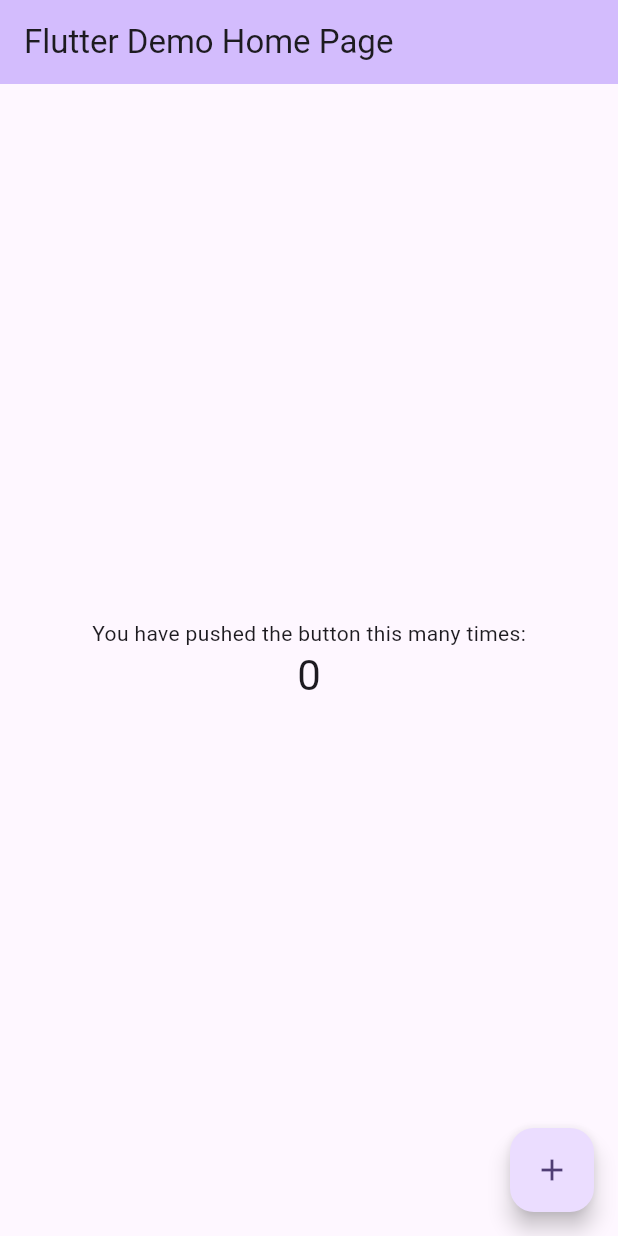
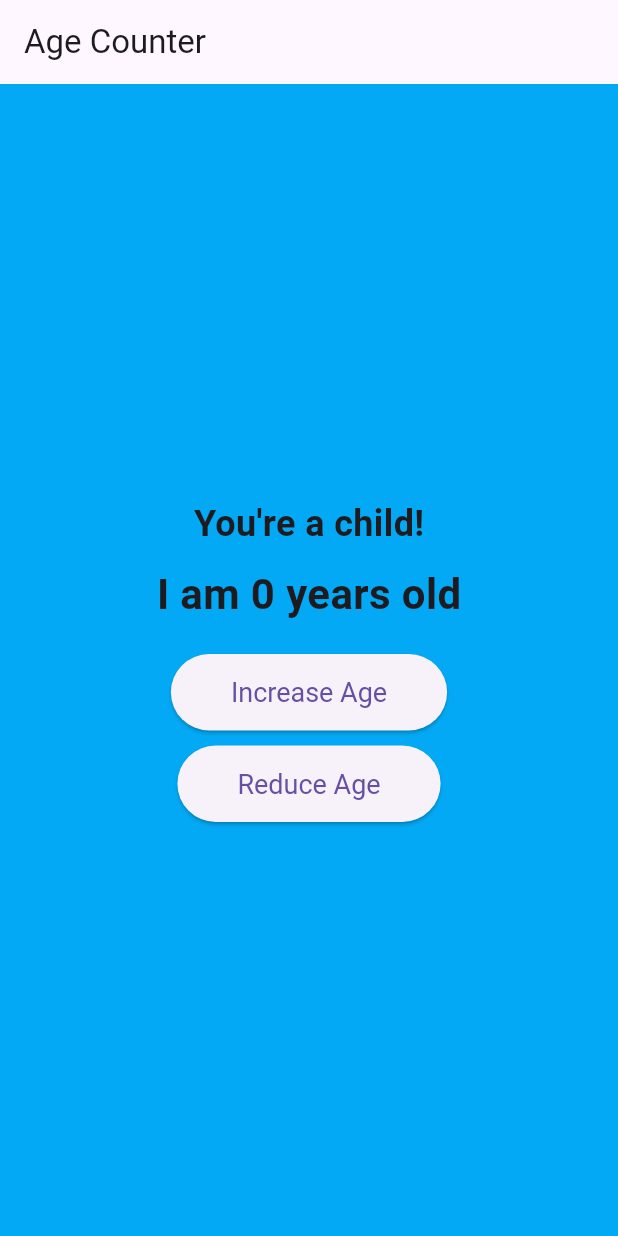
Before and after one commit to SamiAhmed007/AgeCounterApp, a Flutter app: the screen it shows after launch, on a phone screen of 412 x 824 dp. Run offline on Flutter 3.47's test engine with Material 3 defaults, Android fonts, the phone set to English and light mode, and no system bars.

Commit message:
Added all the features and function like colors with the specified age window

```diff
--- a/lib/main.dart
+++ b/lib/main.dart
@@ -1,125 +1,140 @@
 import 'package:flutter/material.dart';
+import 'package:provider/provider.dart';
 
 void main() {
-  runApp(const MyApp());
+  runApp(
+    ChangeNotifierProvider(
+      create: (context) => Counter(),
+      child: const MyApp(),
+    ),
+  );
+}
+
+class Counter with ChangeNotifier {
+  int value = 0;
+
+  void increment() {
+    value += 1;
+    notifyListeners();
+  }
+
+  void decrement() {
+    if (value > 0) {
+      value -= 1;
+      notifyListeners();
+    }
+  }
+
+  // Method to get the message and color based on age
+  String getMessage() {
+    if (value <= 12) {
+      return "You're a child!";
+    } else if (value <= 19) {
+      return "Teenager time!";
+    } else if (value <= 30) {
+      return "You're a young adult!";
+    } else if (value <= 50) {
+      return "You're an adult now!";
+    } else {
+      return "Golden years!";
+    }
+  }
+
+  Color getBackgroundColor() {
+    if (value <= 12) {
+      return Colors.lightBlue;
+    } else if (value <= 19) {
+      return Colors.lightGreen;
+    } else if (value <= 30) {
+      return Colors.yellowAccent;
+    } else if (value <= 50) {
+      return Colors.orange;
+    } else {
+      return Colors.grey;
+    }
+  }
 }
 
 class MyApp extends StatelessWidget {
   const MyApp({super.key});
 
-  // This widget is the root of your application.
   @override
   Widget build(BuildContext context) {
     return MaterialApp(
-      title: 'Flutter Demo',
+      title: 'Age Counter',
       theme: ThemeData(
-        // This is the theme of your application.
-        //
-        // TRY THIS: Try running your application with "flutter run". You'll see
-        // the application has a purple toolbar. Then, without quitting the app,
-        // try changing the seedColor in the colorScheme below to Colors.green
-        // and then invoke "hot reload" (save your changes or press the "hot
-        // reload" button in a Flutter-supported IDE, or press "r" if you used
-        // the command line to start the app).
-        //
-        // Notice that the counter didn't reset back to zero; the application
-        // state is not lost during the reload. To reset the state, use hot
-        // restart instead.
-        //
-        // This works for code too, not just values: Most code changes can be
-        // tested with just a hot reload.
-        colorScheme: ColorScheme.fromSeed(seedColor: Colors.deepPurple),
+        primarySwatch: Colors.blue,
         useMaterial3: true,
       ),
-      home: const MyHomePage(title: 'Flutter Demo Home Page'),
+      home: const MyHomePage(),
     );
   }
 }
 
-class MyHomePage extends StatefulWidget {
-  const MyHomePage({super.key, required this.title});
-
-  // This widget is the home page of your application. It is stateful, meaning
-  // that it has a State object (defined below) that contains fields that affect
-  // how it looks.
-
-  // This class is the configuration for the state. It holds the values (in this
-  // case the title) provided by the parent (in this case the App widget) and
-  // used by the build method of the State. Fields in a Widget subclass are
-  // always marked "final".
-
-  final String title;
-
-  @override
-  State<MyHomePage> createState() => _MyHomePageState();
-}
-
-class _MyHomePageState extends State<MyHomePage> {
-  int _counter = 0;
-
-  void _incrementCounter() {
-    setState(() {
-      // This call to setState tells the Flutter framework that something has
-      // changed in this State, which causes it to rerun the build method below
-      // so that the display can reflect the updated values. If we changed
-      // _counter without calling setState(), then the build method would not be
-      // called again, and so nothing would appear to happen.
-      _counter++;
-    });
-  }
+class MyHomePage extends StatelessWidget {
+  const MyHomePage({super.key});
 
   @override
   Widget build(BuildContext context) {
-    // This method is rerun every time setState is called, for instance as done
-    // by the _incrementCounter method above.
-    //
-    // The Flutter framework has been optimized to make rerunning build methods
-    // fast, so that you can just rebuild anything that needs updating rather
-    // than having to individually change instances of widgets.
     return Scaffold(
       appBar: AppBar(
-        // TRY THIS: Try changing the color here to a specific color (to
-        // Colors.amber, perhaps?) and trigger a hot reload to see the AppBar
-        // change color while the other colors stay the same.
-        backgroundColor: Theme.of(context).colorScheme.inversePrimary,
-        // Here we take the value from the MyHomePage object that was created by
-        // the App.build method, and use it to set our appbar title.
-        title: Text(widget.title),
+        title: const Text('Age Counter'),
       ),
-      body: Center(
-        // Center is a layout widget. It takes a single child and positions it
-        // in the middle of the parent.
-        child: Column(
-          // Column is also a layout widget. It takes a list of children and
-          // arranges them vertically. By default, it sizes itself to fit its
-          // children horizontally, and tries to be as tall as its parent.
-          //
-          // Column has various properties to control how it sizes itself and
-          // how it positions its children. Here we use mainAxisAlignment to
-          // center the children vertically; the main axis here is the vertical
-          // axis because Columns are vertical (the cross axis would be
-          // horizontal).
-          //
-          // TRY THIS: Invoke "debug painting" (choose the "Toggle Debug Paint"
-          // action in the IDE, or press "p" in the console), to see the
-          // wireframe for each widget.
-          mainAxisAlignment: MainAxisAlignment.center,
-          children: <Widget>[
-            const Text(
-              'You have pushed the button this many times:',
+      body: Consumer<Counter>(
+        builder: (context, counter, child) => Container(
+          // Set the background color based on the counter value (age)
+          color: counter.getBackgroundColor(),
+          child: Center(
+            child: Column(
+              mainAxisAlignment: MainAxisAlignment.center,
+              children: [
+                // Display the message based on the age
+                Text(
+                  counter.getMessage(),
+                  style: const TextStyle(
+                    fontSize: 24,
+                    fontWeight: FontWeight.bold,
+                  ),
+                ),
+                const SizedBox(height: 10),
+
+                // Display the current age
+                Text(
+                  'I am ${counter.value} years old',
+                  style: const TextStyle(
+                    fontSize: 28,
+                    fontWeight: FontWeight.bold,
+                  ),
+                ),
+                const SizedBox(height: 20),
+
+                // Buttons for increasing and decreasing age
+                ElevatedButton(
+                  onPressed: () {
+                    counter.increment();
+                  },
+                  style: ElevatedButton.styleFrom(
+                    padding: const EdgeInsets.symmetric(horizontal: 40, vertical: 15),
+                    textStyle: const TextStyle(fontSize: 18),
+                  ),
+                  child: const Text('Increase Age'),
+                ),
+                const SizedBox(height: 10),
+                ElevatedButton(
+                  onPressed: () {
+                    counter.decrement();
+                  },
+                  style: ElevatedButton.styleFrom(
+                    padding: const EdgeInsets.symmetric(horizontal: 40, vertical: 15),
+                    textStyle: const TextStyle(fontSize: 18),
+                  ),
+                  child: const Text('Reduce Age'),
+                ),
+              ],
             ),
-            Text(
-              '$_counter',
-              style: Theme.of(context).textTheme.headlineMedium,
-            ),
-          ],
+          ),
         ),
       ),
-      floatingActionButton: FloatingActionButton(
-        onPressed: _incrementCounter,
-        tooltip: 'Increment',
-        child: const Icon(Icons.add),
-      ), // This trailing comma makes auto-formatting nicer for build methods.
     );
   }
 }
```
